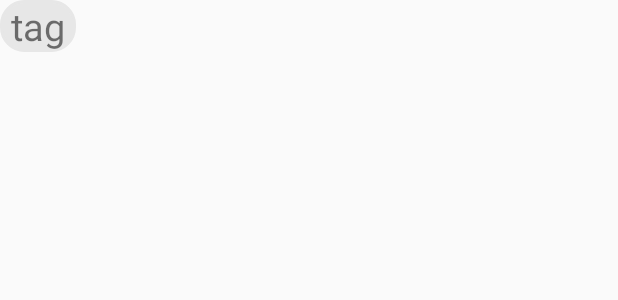
After one commit to milbin/Curli, an Android app: the layout tag.xml on its own in the app's theme, with its tools: preview values and no code run, on a phone screen of 412 x 824 dp. The commit adds this screen. Shown: the top 300 px of the screen. Run offline under Robolectric (Android 15) with nearby library versions, the phone set to English and light mode, and no system bars.

Commit message:
tags show accurate data

```diff
--- /dev/null
+++ b/Android/app/src/main/res/layout/tag.xml
@@ -0,0 +1,19 @@
+<?xml version="1.0" encoding="utf-8"?>
+<RelativeLayout
+    xmlns:android="http://schemas.android.com/apk/res/android"
+    android:layout_width="wrap_content"
+    android:id="@+id/tag"
+    android:layout_height="wrap_content"
+    android:background="@drawable/white_card_rounded"
+    android:backgroundTint="#E7E7E7"
+    >
+    <TextView
+        android:id="@+id/title"
+        android:layout_width="wrap_content"
+        android:layout_height="wrap_content"
+        android:text="tag"
+        android:textSize="25sp"
+        android:paddingStart="7dp"
+        android:paddingEnd="7dp"
+        />
+</RelativeLayout>
```
Also changed, not shown: Android/app/src/main/java/com/fitness/curli/ExerciseViewInfo.java (+15 -0 lines), Android/app/src/main/res/layout/exercise_view_info.xml (+4 -13 lines).
